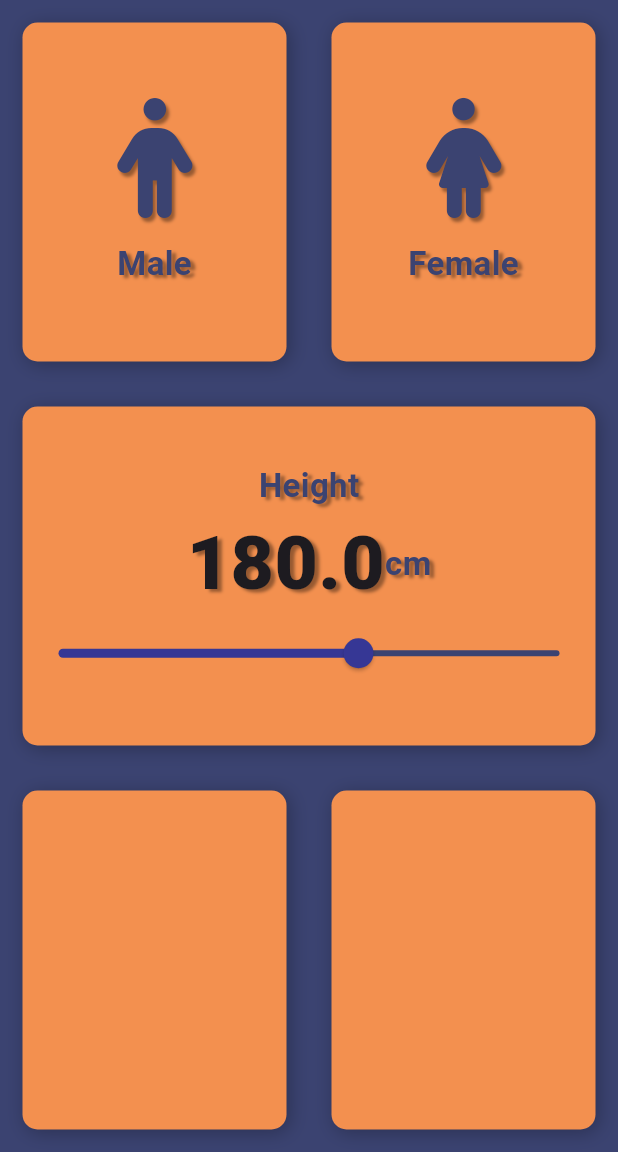
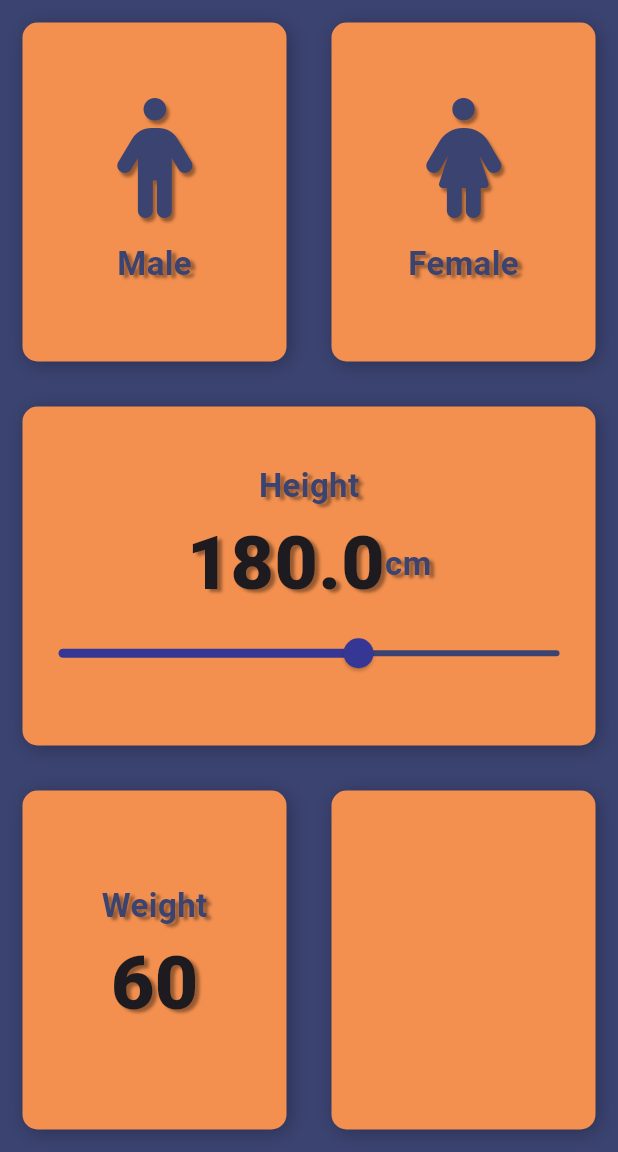
Before and after one commit to albatross65/BMI_Calculator, a Flutter app: the screen it shows after launch, on a phone screen of 412 x 824 dp, the part 84-1236 px from its top. Run offline on Flutter 3.47's test engine with Material 3 defaults, Android fonts, the phone set to English and light mode, and no system bars; our stand-ins replace font_awesome_flutter.

Commit message:
#13 Added Text Widgets for Weight.

```diff
--- a/lib/input_page.dart
+++ b/lib/input_page.dart
@@ -13,6 +13,7 @@ class InputPage extends StatefulWidget {
 class _InputPageState extends State<InputPage> {
   Gender? selectedGender;
   int sliderHeight = 180;
+  int sliderWeight = 60;
 
   @override
   Widget build(BuildContext context) {
@@ -113,7 +114,11 @@ class _InputPageState extends State<InputPage> {
                 child: RepeatContainerCode(
                   colors: deActiveColor,
                   cardwidget: Column(
-                    children: [],
+                    mainAxisAlignment: MainAxisAlignment.center,
+                    children: [
+                      Text('Weight', style: kLabelStyle),
+                      Text(sliderWeight.toString(), style: kNumberStyle),
+                    ],
                   ),
                 ),
               ),
@@ -121,7 +126,9 @@ class _InputPageState extends State<InputPage> {
                 child: RepeatContainerCode(
                   colors: deActiveColor,
                   cardwidget: Column(
-                    children: [],
+                    mainAxisAlignment: MainAxisAlignment.center,
+                    children: [
+                    ],
                   ),
                 ),
               ),
```
